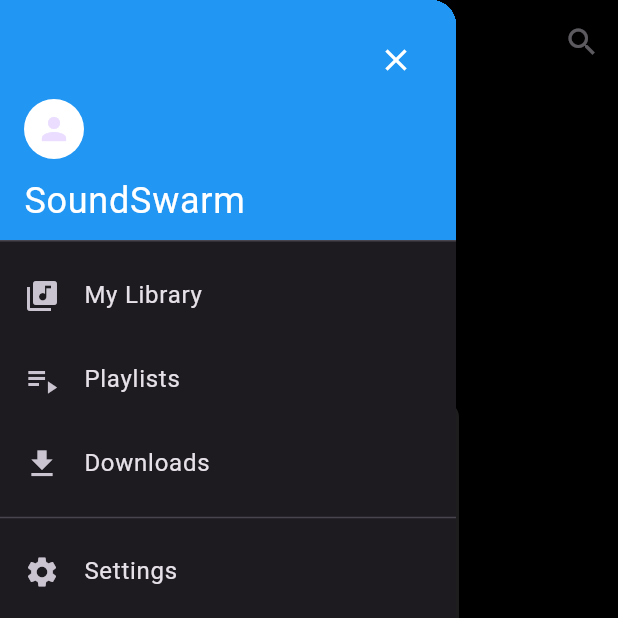
After one commit to alumno109192/SoundSwarm, a Flutter app: the screen it shows after launch, with the side drawer open, on a phone screen of 412 x 824 dp, the top half of it. The commit adds this screen. Run offline on Flutter 3.47's test engine with Material 3 defaults, Android fonts, the phone set to English and light mode, and no system bars; our stand-ins replace file_picker, just_audio; missing offline and left inert: youtube_explode_dart.

```diff
--- /dev/null
+++ b/lib/screen/drawer.dart
@@ -0,0 +1,94 @@
+import 'package:flutter/material.dart';
+import 'package:soundswarm/screen/setting_screen.dart';
+
+class AppDrawer extends StatelessWidget {
+  const AppDrawer({super.key});
+
+  @override
+  Widget build(BuildContext context) {
+    return Drawer(
+      child: ListView(
+        padding: EdgeInsets.zero,
+        children: [
+          DrawerHeader(
+            decoration: BoxDecoration(
+              color: Colors.blue,
+            ),
+            child: Stack(
+              children: [
+                // Contenido actual del header
+                const Column(
+                  crossAxisAlignment: CrossAxisAlignment.start,
+                  mainAxisAlignment: MainAxisAlignment.end,
+                  children: [
+                    CircleAvatar(
+                      backgroundColor: Colors.white,
+                      child: Icon(Icons.person),
+                    ),
+                    SizedBox(height: 10),
+                    Text(
+                      'SoundSwarm',
+                      style: TextStyle(
+                        color: Colors.white,
+                        fontSize: 24,
+                      ),
+                    ),
+                  ],
+                ),
+                // Botón de cierre en la esquina superior derecha
+                Positioned(
+                  top: 0,
+                  right: 0,
+                  child: IconButton(
+                    icon: const Icon(
+                      Icons.close,
+                      color: Colors.white,
+                    ),
+                    onPressed: () {
+                      Navigator.pop(context); // Cierra el drawer
+                    },
+                  ),
+                ),
+              ],
+            ),
+          ),
+          ListTile(
+            leading: const Icon(Icons.library_music),
+            title: const Text('My Library'),
+            onTap: () {
+              Navigator.pop(context);
+            },
+          ),
+          ListTile(
+            leading: const Icon(Icons.playlist_play),
+            title: const Text('Playlists'),
+            onTap: () {
+              Navigator.pop(context);
+            },
+          ),
+          ListTile(
+            leading: const Icon(Icons.download),
+            title: const Text('Downloads'),
+            onTap: () {
+              Navigator.pop(context);
+            },
+          ),
+          const Divider(),
+          ListTile(
+            leading: const Icon(Icons.settings),
+            title: const Text('Settings'),
+            onTap: () {
+              Navigator.pop(context);
+              Navigator.push(
+                context,
+                MaterialPageRoute(
+                  builder: (context) => const SettingsScreen(),
+                ),
+              );
+            },
+          ),
+        ],
+      ),
+    );
+  }
+}
```
Also changed, not shown: lib/screen/home_screen.dart (+5 -68 lines).
